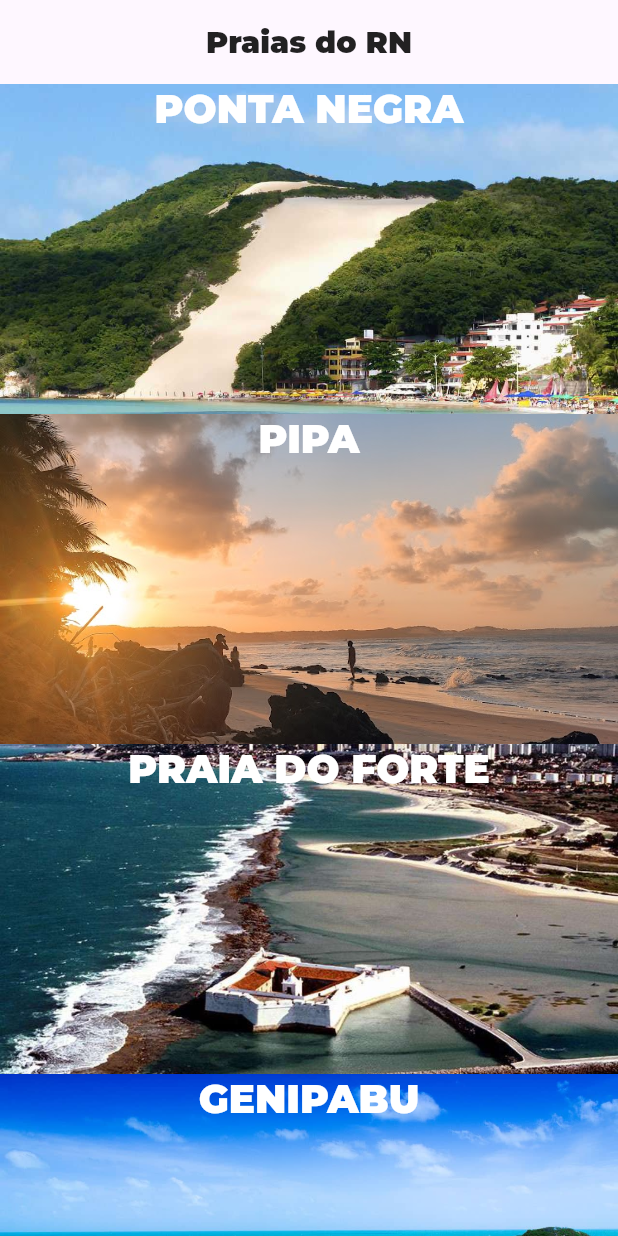
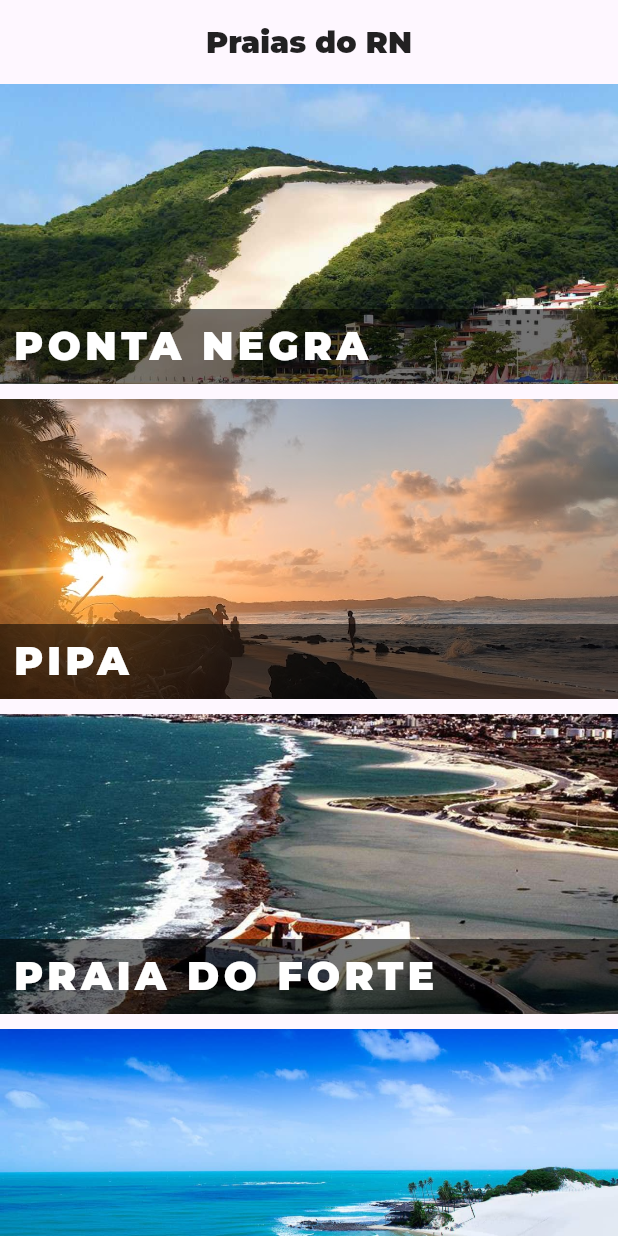
Before and after one commit to JonathanSamael/app_turism_rn, a Flutter app: the screen it shows after launch, on a phone screen of 412 x 824 dp. Run offline on Flutter 3.47's test engine with Material 3 defaults, Android fonts, the phone set to English and light mode, and no system bars; project files that could hold a hidden picture were left out.

Commit message:
"style: new location and change title style"

```diff
--- a/lib/app.dart
+++ b/lib/app.dart
@@ -22,7 +22,6 @@ class MyApp extends StatelessWidget {
     return ThemeData(
       appBarTheme: const AppBarTheme(
         titleTextStyle: appBarTextStyle,
-        // backgroundColor: Colors.cyan,
       ),
       textTheme: const TextTheme(
         titleLarge: primaryTitleStyle,
--- a/lib/models/location.dart
+++ b/lib/models/location.dart
@@ -54,6 +54,19 @@ class Location {
               'Localiza-se a vinte quilômetros do Centro da capital do estado, Natal. É um dos mais famosos cartões-postais do estado.')
         ],
       ),
+      Location(
+        5,
+        'Pirangi',
+        'assets/images/pirangi.jpg',
+        [
+          LocationFact('Summary',
+              'Praia de Pirangi ou Pirangi é uma praia no litoral do Rio Grande do Norte, dividida pelo Pirangi em Pirangi do Norte e Pirangi do Sul. A praia "do norte" está localizada no município de Parnamirim, e a "do sul" no município de Nísia Floresta.'),
+          LocationFact('Pirangi do Norte',
+              'Pirangi do Norte é a mais procurada pelos natalenses no verão especialmente em sua maioria pela grande massa de adolescentes e jovens de classe média alta que ali passam o chamado veraneio. É a que tem mais infra-estrutura em relação a Pirangi do Sul e é a mais badalada já que nela se encontram bares e a casa de shows mais famosa no estado, o Vila Folia/Circo da Folia onde grandes bandas de axé, forró e rock se apresentam. É nesta praia que se localiza o maior cajueiro do mundo, por isso, recebe uma grande gama de turistas.'),
+          LocationFact('Pirangi do Sul',
+              'Pirangi do Sul também é conhecida como Pirambúzios (por ser vizinha a Praia de Búzios) e é o oposto de Pirangi do Norte, sendo uma praia calma, com ondas fracas, cercada por recifes e menos urbanizada. Na maré baixa, os bancos de corais formam ilhas e piscinas naturais a um quilômetro mar a dentro (os Parrachos de Pirangi), proporcionando um espetáculo maravilhoso da natureza, que é visitado por lanchas particulares e barcos da empresa Marina Badauê, que organiza passeios diários com os turistas. A praia é muito procurada para a prática de esportes náuticos e pesca.'),
+        ],
+      ),
     ];
   }
 
--- a/lib/screens/locations/locations.dart
+++ b/lib/screens/locations/locations.dart
@@ -25,18 +25,27 @@ class Locations extends StatelessWidget {
                     Container(
                       decoration: BoxDecoration(
                         image: DecorationImage(
-                          image: AssetImage(location.imagePath),
-                        fit: BoxFit.cover
+                            image: AssetImage(location.imagePath),
+                            fit: BoxFit.cover),
+                      ),
+                      height: 200.0,
+                      child: Align(
+                        alignment: Alignment.bottomLeft,
+                        child: Container(
+                          width: MediaQuery.of(context).size.width,
+                          height: 50.0,
+                          color: Colors.black54,
+                          child: Padding(
+                            padding: const EdgeInsets.all(8.0),
+                            child: Text(
+                              location.name.toUpperCase(),
+                              style: Theme.of(context).textTheme.titleLarge,
+                            ),
+                          ),
                         ),
-
-                      ),
-                      height: 220.0,
-                      child: Text(
-                        textAlign: TextAlign.center,
-                        location.name.toUpperCase(),
-                        style: Theme.of(context).textTheme.titleLarge,
                       ),
                     ),
+                    const SizedBox(height: 10.0,),
                   ],
                 ),
                 onTap: () => _onLocationTap(context, location.id),
--- a/lib/style.dart
+++ b/lib/style.dart
@@ -14,11 +14,11 @@ const appBarTextStyle = TextStyle(
 );
 
 const primaryTitleStyle = TextStyle(
-  fontFamily: fontNameDefault,
-  fontWeight: FontWeight.w700,
-  fontSize: largeTextSize,
-  color: Colors.white,
-);
+    fontFamily: fontNameDefault,
+    fontWeight: FontWeight.w700,
+    fontSize: largeTextSize,
+    color: Colors.white,
+    letterSpacing: 3.0);
 
 const titleTextStyle = TextStyle(
   fontFamily: fontNameDefault,
```
Also changed, not shown: assets/images/pirangi.jpg (added).
